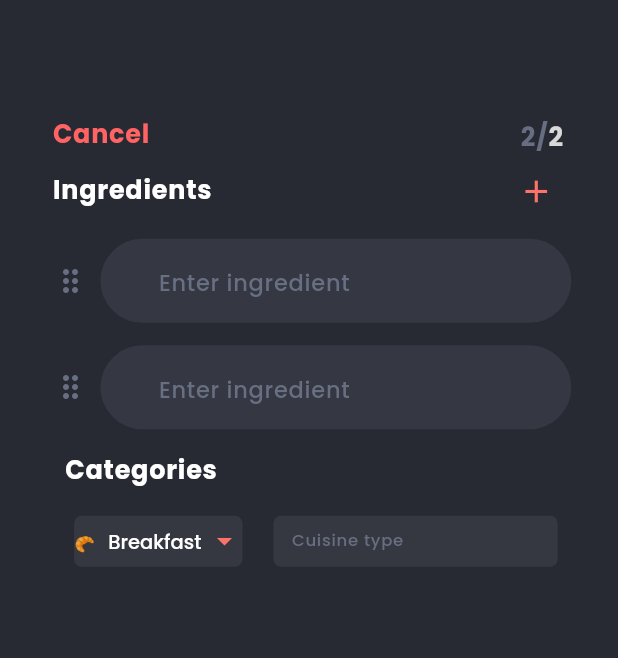
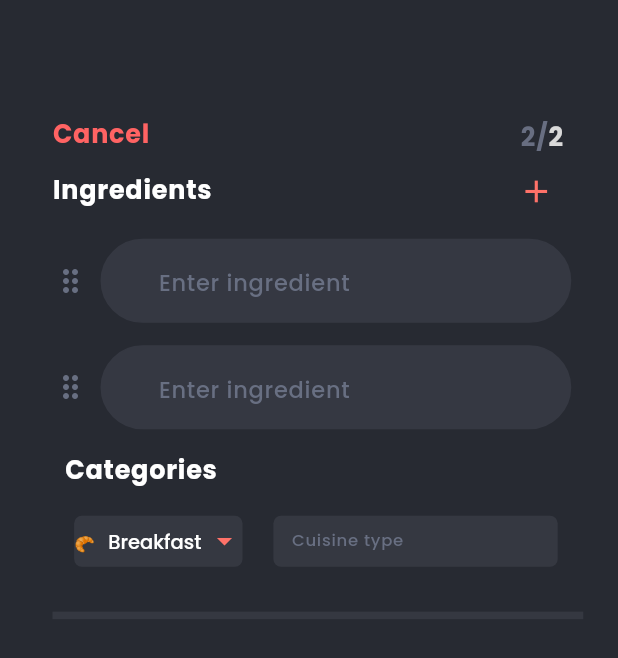
Before and after one commit to NouranAlSharawneh/appebite, a Flutter app: the UploadRecipePage2 screen opened directly, on a phone screen of 412 x 824 dp. Shown: the top 658 px of the screen. Run offline on Flutter 3.47's test engine with Material 3 defaults, Android fonts, the phone set to English and light mode, and no system bars; our stand-ins replace google_fonts, image_picker.

Commit message:
divider added

```diff
--- a/lib/pages/uploadRecipe/upload_recipe_page_2.dart
+++ b/lib/pages/uploadRecipe/upload_recipe_page_2.dart
@@ -156,9 +156,21 @@ class _UploadRecipePage2State extends State<UploadRecipePage2> {
                           ],
                         ),
                       ),
+
                     ],
                   ),
                 ),
+              Container(
+                margin: const EdgeInsets.fromLTRB(0, 30, 0, 0),
+                width: MediaQuery.of(context).size.width,
+                height: 5,
+                child: Container(
+                  decoration: const BoxDecoration(
+                    color: Color(0xff353841),
+                  ),
+                ),
+              ),
+
               ],
             ),
           ),
```
